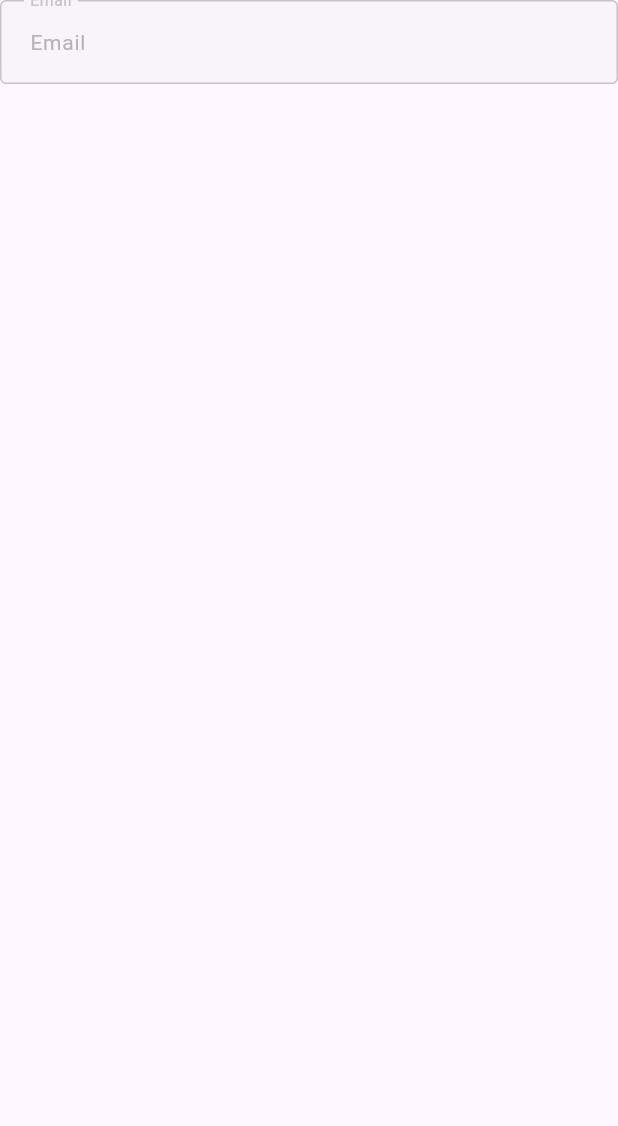
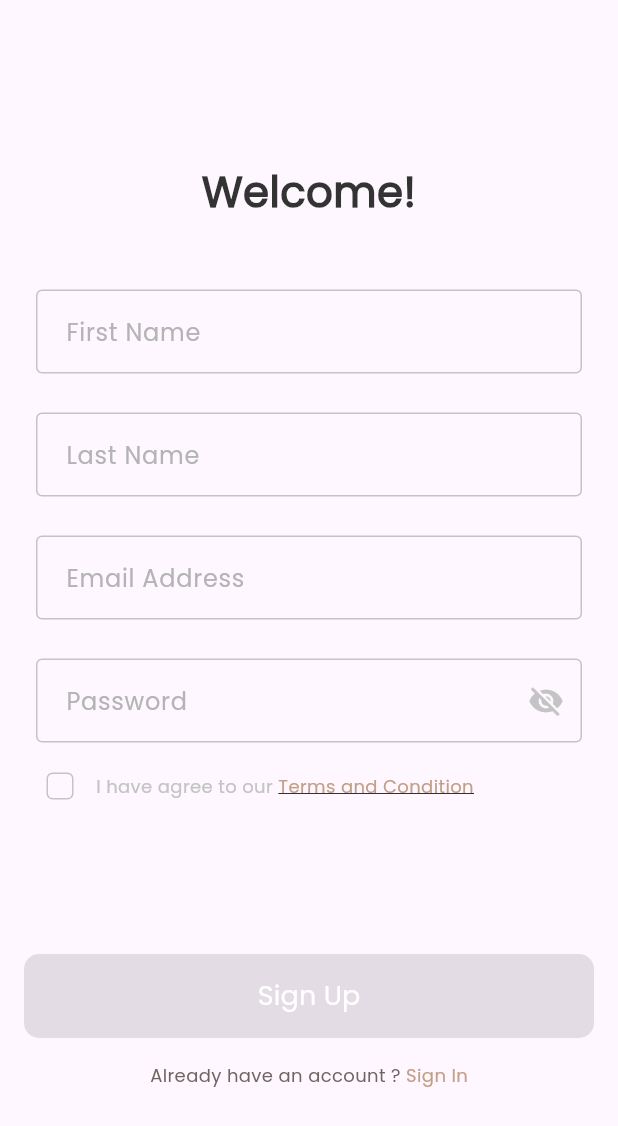
Before and after one commit to zezo2030/dalel_ai_create, a Flutter app: the SignUpView screen opened by its route, on a phone screen of 412 x 824 dp. Shown: the top 1126 px of the screen. Run offline on Flutter 3.47's test engine with Material 3 defaults, Android fonts, the phone set to English and light mode, and no system bars; our stand-ins replace firebase_auth, firebase_core, flutter_bloc, flutter_svg, get_it, go_router and 2 more; accounts and stored records are empty.

Commit message:
auth cubit sign in and signup

```diff
--- a/lib/core/router/app_router.dart
+++ b/lib/core/router/app_router.dart
@@ -1,6 +1,8 @@
+import 'package:dalel_ai/features/auth/presentation/auth_cubit/cubit/auth_cubit.dart';
 import 'package:dalel_ai/features/auth/presentation/views/sign_in_view.dart';
 import 'package:dalel_ai/features/auth/presentation/views/sign_up_view.dart';
 import 'package:dalel_ai/features/on_boarding/presentation/view/on_boarding_view.dart';
+import 'package:flutter_bloc/flutter_bloc.dart';
 import 'package:go_router/go_router.dart';
 import 'package:dalel_ai/features/splash/presentation/views/splash_view.dart';
 
@@ -17,11 +19,17 @@ abstract class AppRouter {
       ),
       GoRoute(
         path: '/signup',
-        builder: (context, state) => const SignUpView(),
+        builder: (context, state) => BlocProvider(
+          create: (context) => AuthCubit(),
+          child: const SignUpView(),
+        ),
       ),
       GoRoute(
         path: '/signin',
-        builder: (context, state) => const SignInView(),
+        builder: (context, state) => BlocProvider(
+          create: (context) => AuthCubit(),
+          child: const SignInView(),
+        ),
       ),
     ],
   );
--- a/lib/core/utils/app_text_style.dart
+++ b/lib/core/utils/app_text_style.dart
@@ -1,3 +1,4 @@
+import 'package:dalel_ai/core/utils/app_colors.dart';
 import 'package:flutter/material.dart';
 
 abstract class AppTextStyle {
@@ -14,10 +15,25 @@ abstract class AppTextStyle {
     fontWeight: FontWeight.w400,
     color: Colors.black,
   );
+
+  static TextStyle poppins28W600 = TextStyle(
+    fontFamily: 'Poppins',
+    fontSize: 28,
+    fontWeight: FontWeight.w600,
+    color: AppColors.black,
+  );
+
   static TextStyle poppins24W500 = const TextStyle(
     fontFamily: 'Poppins',
     fontSize: 24,
     fontWeight: FontWeight.w500,
     color: Colors.black,
   );
+
+  static TextStyle saira32W700 = const TextStyle(
+    fontFamily: 'Saira',
+    fontSize: 32,
+    fontWeight: FontWeight.w700,
+    color: Colors.white,
+  );
 }
--- /dev/null
+++ b/lib/core/utils/app_validator.dart
@@ -0,0 +1,66 @@
+abstract class AppValidator {
+  static String? validateEmail(String? value) {
+    if (value == null || value.isEmpty) {
+      return 'Email is required';
+    }
+
+    // Regular expression for email validation
+    final emailRegExp = RegExp(r'^[\w-\.]+@([\w-]+\.)+[\w-]{2,4}$');
+
+    if (!emailRegExp.hasMatch(value)) {
+      return 'Please enter a valid email';
+    }
+
+    return null;
+  }
+
+  static String? validatePassword(String? value) {
+    if (value == null || value.isEmpty) {
+      return 'Password is required';
+    }
+
+    if (value.length < 8) {
+      return 'Password must be at least 8 characters';
+    }
+
+    if (!value.contains(RegExp(r'[A-Z]'))) {
+      return 'Password must contain at least one uppercase letter';
+    }
+
+    if (!value.contains(RegExp(r'[0-9]'))) {
+      return 'Password must contain at least one number';
+    }
+
+    return null;
+  }
+
+  static String? validateName(String? value) {
+    if (value == null || value.isEmpty) {
+      return 'Name is required';
+    }
+
+    if (value.length < 2) {
+      return 'Name must be at least 2 characters';
+    }
+
+    if (value.contains(RegExp(r'[0-9]'))) {
+      return 'Name cannot contain numbers';
+    }
+
+    return null;
+  }
+
+  static String? validatePhoneNumber(String? value) {
+    if (value == null || value.isEmpty) {
+      return 'Phone number is required';
+    }
+
+    final phoneRegExp = RegExp(r'^\+?[0-9]{10,12}$');
+
+    if (!phoneRegExp.hasMatch(value)) {
+      return 'Please enter a valid phone number';
+    }
+
+    return null;
+  }
+}
--- a/lib/core/widgets/custom_btn.dart
+++ b/lib/core/widgets/custom_btn.dart
@@ -4,7 +4,7 @@ import 'package:flutter/material.dart';
 
 class CustomButton extends StatelessWidget {
   final String text;
-  final VoidCallback onPressed;
+  final VoidCallback? onPressed;
 
   const CustomButton({
     super.key,
@@ -14,11 +14,9 @@ class CustomButton extends StatelessWidget {
 
   @override
   Widget build(BuildContext context) {
-    return Padding(
-      padding: const EdgeInsets.symmetric(horizontal: 16),
-      child: SizedBox(
-        width: 343,
+    return SizedBox(
       height: 56,
+      width: double.infinity,
       child: ElevatedButton(
         onPressed: onPressed,
         style: ElevatedButton.styleFrom(
@@ -35,7 +33,6 @@ class CustomButton extends StatelessWidget {
           ),
         ),
       ),
-      ),
     );
   }
 }
--- a/lib/core/widgets/custom_text_field.dart
+++ b/lib/core/widgets/custom_text_field.dart
@@ -1,7 +1,8 @@
+import 'package:dalel_ai/core/utils/app_text_style.dart';
 import 'package:flutter/material.dart';
 import '../utils/app_colors.dart';
 
-class CustomTextField extends StatelessWidget {
+class CustomTextField extends StatefulWidget {
   final String? hintText;
   final TextEditingController? controller;
   final bool obscureText;
@@ -20,28 +21,41 @@ class CustomTextField extends StatelessWidget {
   });
 
   @override
+  State<CustomTextField> createState() => _CustomTextFieldState();
+}
+
+class _CustomTextFieldState extends State<CustomTextField> {
+  late bool _obscureText;
+
+  @override
+  void initState() {
+    super.initState();
+    _obscureText = widget.obscureText;
+  }
+
+  @override
   Widget build(BuildContext context) {
-    return TextFormField(
-      controller: controller,
-      obscureText: obscureText,
-      keyboardType: keyboardType,
-      validator: validator,
-      onChanged: onChanged,
+    return Padding(
+      padding: const EdgeInsets.symmetric(horizontal: 8.0, vertical: 5),
+      child: TextFormField(
+        controller: widget.controller,
+        obscureText: _obscureText,
+        keyboardType: widget.keyboardType,
+        validator: widget.validator,
+        onChanged: widget.onChanged,
         style: TextStyle(color: AppColors.black),
         decoration: InputDecoration(
-        labelText: hintText,
-        floatingLabelBehavior: FloatingLabelBehavior.always,
-        labelStyle: TextStyle(
-          color: AppColors.grey,
-          fontSize: 14,
+          labelText: widget.hintText,
+          floatingLabelBehavior: FloatingLabelBehavior.auto,
+          labelStyle: AppTextStyle.poppins16W400.copyWith(
+            color: AppColors.lightGrey,
           ),
-        hintText: hintText,
-        hintStyle: TextStyle(
+          hintText: widget.hintText,
+          hintStyle: AppTextStyle.poppins16W400.copyWith(
             color: AppColors.lightGrey,
-          fontSize: 14,
           ),
-        filled: true,
-        fillColor: AppColors.offWhite,
+          // filled: true,
+          // fillColor: AppColors.offWhite,
           contentPadding:
               const EdgeInsets.symmetric(horizontal: 16, vertical: 16),
           border: OutlineInputBorder(
@@ -72,6 +86,18 @@ class CustomTextField extends StatelessWidget {
               color: Colors.red,
             ),
           ),
+          suffixIcon: widget.obscureText ? IconButton(
+            icon: Icon(
+              _obscureText ? Icons.visibility_off : Icons.visibility,
+              color: AppColors.grey,
+            ),
+            onPressed: () {
+              setState(() {
+                _obscureText = !_obscureText;
+              });
+            },
+          ) : null,
+        ),
       ),
     );
   }
--- /dev/null
+++ b/lib/features/auth/presentation/auth_cubit/cubit/auth_cubit.dart
@@ -0,0 +1,61 @@
+import 'package:dalel_ai/features/auth/presentation/auth_cubit/cubit/auth_state.dart';
+import 'package:firebase_auth/firebase_auth.dart';
+import 'package:flutter_bloc/flutter_bloc.dart';
+
+class AuthCubit extends Cubit<AuthState> {
+  AuthCubit() : super(AuthInitial());
+
+  String? emailAddress;
+  String? password;
+  String? firstName;
+  String? lastName;
+
+  bool termsAccepted = false;
+
+  signUpWithEmailAndPassword() async {
+    try {
+      emit(SignUpLoading());
+      await FirebaseAuth.instance.createUserWithEmailAndPassword(
+        email: emailAddress!,
+        password: password!,
+      );
+      emit(SignUpSuccess());
+    } on FirebaseAuthException catch (e) {
+      if (e.code == 'weak-password') {
+        emit(SignUpError('The password provided is too weak.'));
+      } else if (e.code == 'email-already-in-use') {
+        emit(SignUpError('The account already exists for that email.'));
+      }
+    } catch (e) {
+      emit(SignUpError(e.toString()));
+    }
+  }
+
+  void setTermsAccepted(bool value) {
+    termsAccepted = value;
+    emit(TermsAccepted());
+  }
+
+  signInWithEmailAndPassword() async {
+    try {
+      emit(SignInLoading());
+      final credential = await FirebaseAuth.instance.signInWithEmailAndPassword(
+        email: emailAddress!,
+        password: password!,
+      );
+      emit(SignInSuccess());
+    } on FirebaseAuthException catch (e) {
+      if (e.code == 'user-not-found') {
+        emit(SignInError('No user found for that email.'));
+      } else if (e.code == 'wrong-password') {
+        emit(SignInError('Wrong password provided for that user.'));
+      }
+    } catch (e) {
+      emit(SignInError(e.toString()));
+    }
+  }
+
+  signOut() async {
+    await FirebaseAuth.instance.signOut();
+  }
+}
--- /dev/null
+++ b/lib/features/auth/presentation/auth_cubit/cubit/auth_state.dart
@@ -0,0 +1,25 @@
+final class AuthState {}
+
+final class AuthInitial extends AuthState {}
+
+final class SignInLoading extends AuthState {}
+
+final class SignInSuccess extends AuthState {}
+
+final class TermsAccepted extends AuthState {}
+
+final class SignInError extends AuthState {
+  final String errorMessage;
+
+  SignInError(this.errorMessage);
+}
+
+final class SignUpLoading extends AuthState {}
+
+final class SignUpSuccess extends AuthState {}
+
+final class SignUpError extends AuthState {
+  final String errorMessage;
+
+  SignUpError(this.errorMessage);
+}
--- a/lib/features/auth/presentation/views/sign_up_view.dart
+++ b/lib/features/auth/presentation/views/sign_up_view.dart
@@ -1,4 +1,8 @@
-import 'package:dalel_ai/core/widgets/custom_text_field.dart';
+import 'package:dalel_ai/core/router/app_router.dart';
+import 'package:dalel_ai/core/utils/app_strings.dart';
+import 'package:dalel_ai/core/utils/app_text_style.dart';
+import 'package:dalel_ai/features/auth/presentation/widgets/custom_sign_up_form.dart';
+import 'package:dalel_ai/features/auth/presentation/widgets/sign_login_text.dart';
 import 'package:flutter/material.dart';
 
 class SignUpView extends StatelessWidget {
@@ -7,19 +11,35 @@ class SignUpView extends StatelessWidget {
   @override
   Widget build(BuildContext context) {
     return Scaffold(
-      body: Column(
-        children: [
-          CustomTextField(
-            hintText: 'Email',
-            onChanged: (value) {},
-            validator: (value) {
-              if (value == null || value.isEmpty) {
-                return 'Email is required';
-              }
-              return null;
-            },
+      body: SafeArea(
+        child: Padding(
+          padding: const EdgeInsets.symmetric(horizontal: 16),
+          child: CustomScrollView(
+            slivers: [
+              SliverToBoxAdapter(child: SizedBox(height: 108)),
+              SliverToBoxAdapter(
+                child: Text(
+                  AppStrings.welcome,
+                  style: AppTextStyle.poppins28W600,
+                  textAlign: TextAlign.center,
+                ),
+              ),
+              SliverToBoxAdapter(child: SizedBox(height: 40)),
+              SliverToBoxAdapter(
+                child: CustomSignUpForm(),
+              ),
+              SliverToBoxAdapter(
+                child: SignAndLoginText(
+                  firstText: AppStrings.alreadyHaveAnAccount,
+                  lastText: AppStrings.signIn,
+                  onTap: () {
+                    AppRouter.router.push("/signIn");
+                  },
+                ),
+              ),
+            ],
           ),
-        ],
+        ),
       ),
     );
   }
--- /dev/null
+++ b/lib/features/auth/presentation/widgets/custom_sign_up_form.dart
@@ -0,0 +1,95 @@
+import 'package:dalel_ai/core/router/app_router.dart';
+import 'package:dalel_ai/core/widgets/custom_btn.dart';
+import 'package:dalel_ai/features/auth/presentation/auth_cubit/cubit/auth_cubit.dart';
+import 'package:dalel_ai/features/auth/presentation/auth_cubit/cubit/auth_state.dart';
+import 'package:flutter/material.dart';
+import 'package:flutter_bloc/flutter_bloc.dart';
+import '../../../../core/widgets/custom_text_field.dart';
+import '../../../../core/utils/app_validator.dart';
+import '../../../../core/utils/app_strings.dart';
+import '../../../../core/utils/app_colors.dart';
+import '../../../../core/utils/app_text_style.dart';
+import 'terms_and_condition.dart';
+
+class CustomSignUpForm extends StatelessWidget {
+  CustomSignUpForm({super.key});
+
+  final _formKey = GlobalKey<FormState>();
+
+  @override
+  Widget build(BuildContext context) {
+    return BlocConsumer<AuthCubit, AuthState>(
+      listener: (context, state) {
+        if (state is SignUpSuccess) {
+          // AppRouter.router.push("/home");
+        } else if (state is SignUpError) {
+          ScaffoldMessenger.of(context).showSnackBar(
+            SnackBar(content: Text(state.errorMessage)),
+          );
+        }
+      },
+      builder: (context, state) {
+        AuthCubit authCubit = BlocProvider.of<AuthCubit>(context);
+        return Form(
+          key: _formKey,
+          child: Column(
+            children: [
+              CustomTextField(
+                hintText: AppStrings.fristName,
+                onChanged: (value) {
+                  authCubit.firstName = value;
+                },
+                validator: AppValidator.validateName,
+              ),
+              const SizedBox(height: 16),
+              CustomTextField(
+                hintText: AppStrings.lastName,
+                onChanged: (value) {
+                  authCubit.lastName = value;
+                },
+                validator: AppValidator.validateName,
+              ),
+              const SizedBox(height: 16),
+              CustomTextField(
+                hintText: AppStrings.emailAddress,
+                keyboardType: TextInputType.emailAddress,
+                onChanged: (value) {
+                  authCubit.emailAddress = value;
+                },
+                validator: AppValidator.validateEmail,
+              ),
+              const SizedBox(height: 16),
+              CustomTextField(
+                hintText: AppStrings.password,
+                obscureText: true,
+                onChanged: (value) {
+                  authCubit.password = value;
+                },
+                validator: AppValidator.validatePassword,
+              ),
+              TermsAndCondition(
+                onChanged: (value) {
+                  authCubit.setTermsAccepted(value!);
+                },
+              ),
+              const SizedBox(height: 88),
+              state is SignUpLoading
+                  ? CircularProgressIndicator(color: AppColors.primaryColor)
+                  : CustomButton(
+                      text: AppStrings.signUp,
+                      onPressed: authCubit.termsAccepted
+                          ? () {
+                              if (_formKey.currentState!.validate()) {
+                                authCubit.signUpWithEmailAndPassword();
+                              }
+                            }
+                          : null,
+                    ),
+              const SizedBox(height: 16),
+            ],
+          ),
+        );
+      },
+    );
+  }
+}
--- /dev/null
+++ b/lib/features/auth/presentation/widgets/sign_login_text.dart
@@ -0,0 +1,40 @@
+import 'package:dalel_ai/core/utils/app_colors.dart';
+import 'package:dalel_ai/core/utils/app_text_style.dart';
+import 'package:flutter/material.dart';
+
+class SignAndLoginText extends StatelessWidget {
+  const SignAndLoginText({
+    super.key,
+    this.onTap,
+    required this.firstText,
+    required this.lastText,
+  });
+
+  final void Function()? onTap;
+  final String firstText;
+  final String lastText;
+
+  @override
+  Widget build(BuildContext context) {
+    return Row(
+      mainAxisAlignment: MainAxisAlignment.center,
+      children: [
+        Text(firstText,
+            style: AppTextStyle.poppins16W400.copyWith(
+              color: AppColors.deepGrey,
+              fontSize: 12,
+            )),
+        GestureDetector(
+          onTap: onTap,
+          child: Text(
+            lastText,
+            style: AppTextStyle.poppins16W400.copyWith(
+              color: AppColors.primaryColor,
+              fontSize: 12,
+            ),
+          ),
+        ),
+      ],
+    );
+  }
+}
--- /dev/null
+++ b/lib/features/auth/presentation/widgets/terms_and_condition.dart
@@ -0,0 +1,65 @@
+import 'package:flutter/material.dart';
+import '../../../../core/utils/app_colors.dart';
+import '../../../../core/utils/app_strings.dart';
+import '../../../../core/utils/app_text_style.dart';
+
+class TermsAndCondition extends StatefulWidget {
+  final Function(bool?) onChanged;
+
+  const TermsAndCondition({
+    super.key,
+    required this.onChanged,
+  });
+
+  @override
+  State<TermsAndCondition> createState() => _TermsAndConditionState();
+}
+
+class _TermsAndConditionState extends State<TermsAndCondition> {
+  bool isChecked = false;
+
+  @override
+  Widget build(BuildContext context) {
+    return Row(
+      children: [
+        Checkbox(
+          value: isChecked,
+          onChanged: (value) {
+            setState(() {
+              isChecked = value!;
+              widget.onChanged(value);
+            });
+          },
+          activeColor: AppColors.primaryColor,
+          shape: RoundedRectangleBorder(
+            borderRadius: BorderRadius.circular(4),
+          ),
+          side: BorderSide(
+            color: AppColors.grey,
+            width: 1,
+          ),
+        ),
+        Text(
+          AppStrings.iHaveAgreeToOur,
+          style: AppTextStyle.poppins16W400.copyWith(
+            color: AppColors.grey,
+            fontSize: 12,
+          ),
+        ),
+        InkWell(
+          onTap: () {
+            // Handle terms and conditions tap
+          },
+          child: Text(
+            AppStrings.termsAndCondition,
+            style: AppTextStyle.poppins16W400.copyWith(
+              color: AppColors.primaryColor,
+              decoration: TextDecoration.underline,
+              fontSize: 12,
+            ),
+          ),
+        ),
+      ],
+    );
+  }
+}
--- a/lib/features/on_boarding/presentation/view/on_boarding_view.dart
+++ b/lib/features/on_boarding/presentation/view/on_boarding_view.dart
@@ -47,7 +47,7 @@ class _OnboardingViewState extends State<OnboardingView> {
                   });
                 },
               ),
-              const SizedBox(height: 80),
+              const SizedBox(height: 60),
               if (!isLastPage)
                 CustomButton(
                   text: AppStrings.next,
--- a/lib/features/on_boarding/presentation/widgets/on_boarding_widget_body.dart
+++ b/lib/features/on_boarding/presentation/widgets/on_boarding_widget_body.dart
@@ -4,7 +4,6 @@ import 'package:dalel_ai/features/on_boarding/presentation/widgets/on_boarding_i
 import 'package:dalel_ai/features/on_boarding/presentation/widgets/on_boarding_text_content.dart';
 import 'package:dalel_ai/features/on_boarding/presentation/widgets/smooth_page_indicator.dart';
 import 'package:flutter/material.dart';
-
 
 class OnBoardingWidgetBody extends StatefulWidget {
   final Function(int) onPageChanged;
@@ -21,11 +20,10 @@ class OnBoardingWidgetBody extends StatefulWidget {
 }
 
 class _OnboardingWidgetBodyState extends State<OnBoardingWidgetBody> {
-
   @override
   Widget build(BuildContext context) {
     return SizedBox(
-      height: MediaQuery.sizeOf(context).height * 0.6,
+      height: 500,
       child: PageView.builder(
         controller: widget.controller,
         itemCount: onBoardingList.length,
--- a/pubspec.yaml
+++ b/pubspec.yaml
@@ -38,6 +38,10 @@ dependencies:
   smooth_page_indicator: ^1.2.0+3
   shared_preferences: ^2.5.2
   get_it: ^8.0.3
+  flutter_bloc: ^9.0.0
+  firebase_core: ^3.11.0
+  firebase_auth: ^5.4.2
+  flutter_svg: ^2.0.17
 
 dev_dependencies:
   flutter_test:
@@ -104,6 +108,6 @@ flutter:
     - family: Pacifico
       fonts:
         - asset: assets/fonts/Pacifico-Regular.ttf
-    - family: SairaCondensed
+    - family: Saira
       fonts:
         - asset: assets/fonts/Saira_Condensed-Regular.ttf
```
Also changed, not shown: lib/app/dalel_app.dart (added, +18 -0 lines), lib/features/auth/presentation/views/sign_in_view.dart (+33 -2 lines), lib/features/auth/presentation/widgets/custom_sign_in_form.dart (added, +79 -0 lines), lib/features/auth/presentation/widgets/sign_in_header.dart (added, +43 -0 lines), lib/main.dart (+16 -18 lines), firebase.json (added), lib/firebase_options.dart (added), pubspec.lock, 6 other files. Lines whose indentation alone changed are shown as unchanged.
